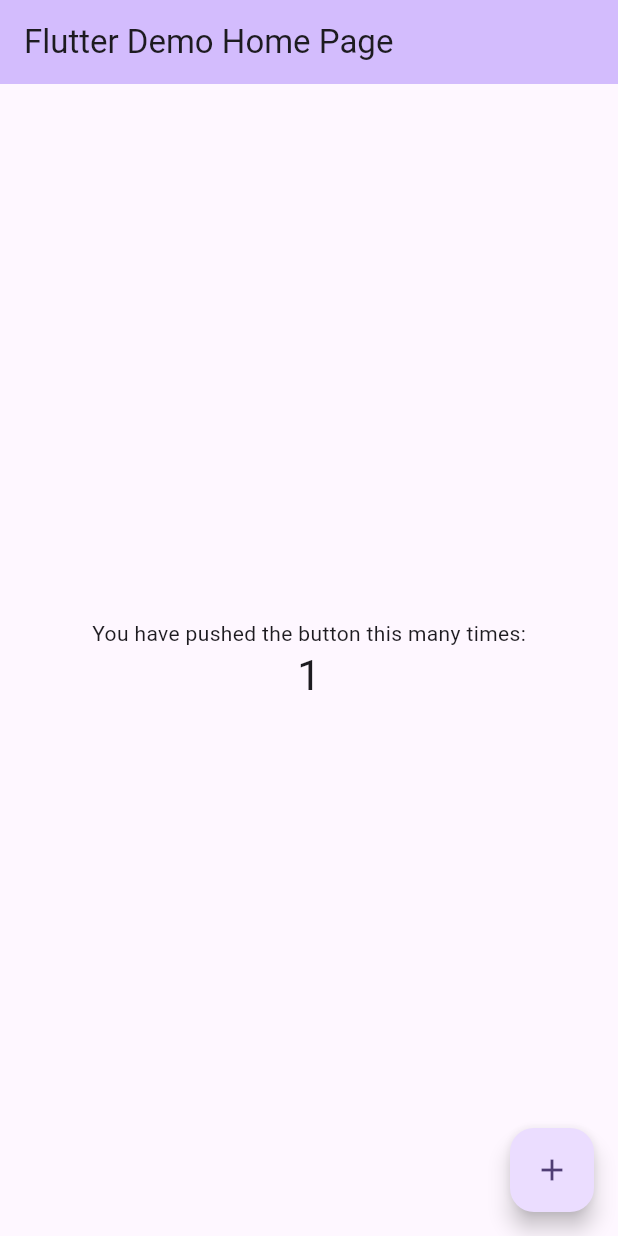
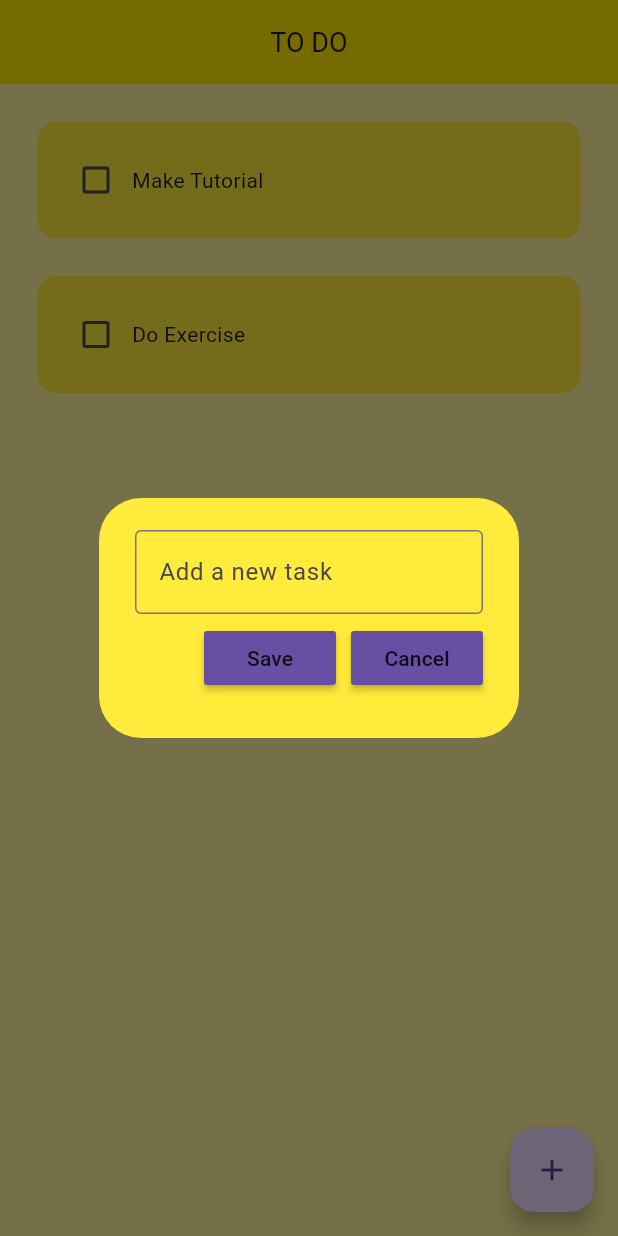
Before and after one commit to HartFinne/to_do_app_flutter, a Flutter app: the screen it shows after launch, after a tap on the "add" icon, on a phone screen of 412 x 824 dp. Run offline on Flutter 3.47's test engine with Material 3 defaults, Android fonts, the phone set to English and light mode, and no system bars; drawn by our look-alikes of flutter_slidable; our stand-ins replace hive, hive_flutter; accounts and stored records are empty.

Commit message:
done with to do app but do not understand some concept

```diff
--- /dev/null
+++ b/lib/data/database.dart
@@ -0,0 +1,26 @@
+import 'package:hive_flutter/hive_flutter.dart';
+
+class ToDoDataBase {
+  List toDoList = [];
+
+  // reference our box
+  final _myBox = Hive.box('mybox');
+
+  // run this method if this is the 1st ever opening this app
+  void createInitialData() {
+    toDoList = [
+      ["Make Tutorial", false],
+      ["Do Exercise", false]
+    ];
+  }
+
+  // load the data from database
+  void loadData() {
+    toDoList = _myBox.get("TODOLIST");
+  }
+
+  // update the database
+  void updateDataBase() {
+    _myBox.put("TODOLIST", toDoList);
+  }
+}
--- a/lib/main.dart
+++ b/lib/main.dart
@@ -1,125 +1,26 @@
 import 'package:flutter/material.dart';
+import 'package:hive_flutter/adapters.dart';
+import 'package:to_do_app/pages/home_page.dart';
 
-void main() {
+void main() async {
+  // init hive
+  await Hive.initFlutter();
+
+  //open a box
+  var box = await Hive.openBox('myBox');
+
   runApp(const MyApp());
 }
 
 class MyApp extends StatelessWidget {
   const MyApp({super.key});
 
-  // This widget is the root of your application.
   @override
   Widget build(BuildContext context) {
     return MaterialApp(
-      title: 'Flutter Demo',
-      theme: ThemeData(
-        // This is the theme of your application.
-        //
-        // TRY THIS: Try running your application with "flutter run". You'll see
-        // the application has a purple toolbar. Then, without quitting the app,
-        // try changing the seedColor in the colorScheme below to Colors.green
-        // and then invoke "hot reload" (save your changes or press the "hot
-        // reload" button in a Flutter-supported IDE, or press "r" if you used
-        // the command line to start the app).
-        //
-        // Notice that the counter didn't reset back to zero; the application
-        // state is not lost during the reload. To reset the state, use hot
-        // restart instead.
-        //
-        // This works for code too, not just values: Most code changes can be
-        // tested with just a hot reload.
-        colorScheme: ColorScheme.fromSeed(seedColor: Colors.deepPurple),
-        useMaterial3: true,
-      ),
-      home: const MyHomePage(title: 'Flutter Demo Home Page'),
+      debugShowCheckedModeBanner: false,
+      home: HomePage(),
+      theme: ThemeData(primarySwatch: Colors.yellow),
     );
   }
 }
-
-class MyHomePage extends StatefulWidget {
-  const MyHomePage({super.key, required this.title});
-
-  // This widget is the home page of your application. It is stateful, meaning
-  // that it has a State object (defined below) that contains fields that affect
-  // how it looks.
-
-  // This class is the configuration for the state. It holds the values (in this
-  // case the title) provided by the parent (in this case the App widget) and
-  // used by the build method of the State. Fields in a Widget subclass are
-  // always marked "final".
-
-  final String title;
-
-  @override
-  State<MyHomePage> createState() => _MyHomePageState();
-}
-
-class _MyHomePageState extends State<MyHomePage> {
-  int _counter = 0;
-
-  void _incrementCounter() {
-    setState(() {
-      // This call to setState tells the Flutter framework that something has
-      // changed in this State, which causes it to rerun the build method below
-      // so that the display can reflect the updated values. If we changed
-      // _counter without calling setState(), then the build method would not be
-      // called again, and so nothing would appear to happen.
-      _counter++;
-    });
-  }
-
-  @override
-  Widget build(BuildContext context) {
-    // This method is rerun every time setState is called, for instance as done
-    // by the _incrementCounter method above.
-    //
-    // The Flutter framework has been optimized to make rerunning build methods
-    // fast, so that you can just rebuild anything that needs updating rather
-    // than having to individually change instances of widgets.
-    return Scaffold(
-      appBar: AppBar(
-        // TRY THIS: Try changing the color here to a specific color (to
-        // Colors.amber, perhaps?) and trigger a hot reload to see the AppBar
-        // change color while the other colors stay the same.
-        backgroundColor: Theme.of(context).colorScheme.inversePrimary,
-        // Here we take the value from the MyHomePage object that was created by
-        // the App.build method, and use it to set our appbar title.
-        title: Text(widget.title),
-      ),
-      body: Center(
-        // Center is a layout widget. It takes a single child and positions it
-        // in the middle of the parent.
-        child: Column(
-          // Column is also a layout widget. It takes a list of children and
-          // arranges them vertically. By default, it sizes itself to fit its
-          // children horizontally, and tries to be as tall as its parent.
-          //
-          // Column has various properties to control how it sizes itself and
-          // how it positions its children. Here we use mainAxisAlignment to
-          // center the children vertically; the main axis here is the vertical
-          // axis because Columns are vertical (the cross axis would be
-          // horizontal).
-          //
-          // TRY THIS: Invoke "debug painting" (choose the "Toggle Debug Paint"
-          // action in the IDE, or press "p" in the console), to see the
-          // wireframe for each widget.
-          mainAxisAlignment: MainAxisAlignment.center,
-          children: <Widget>[
-            const Text(
-              'You have pushed the button this many times:',
-            ),
-            Text(
-              '$_counter',
-              style: Theme.of(context).textTheme.headlineMedium,
-            ),
-          ],
-        ),
-      ),
-      floatingActionButton: FloatingActionButton(
-        onPressed: _incrementCounter,
-        tooltip: 'Increment',
-        child: const Icon(Icons.add),
-      ), // This trailing comma makes auto-formatting nicer for build methods.
-    );
-  }
-}
--- /dev/null
+++ b/lib/pages/home_page.dart
@@ -0,0 +1,112 @@
+import 'package:flutter/material.dart';
+import 'package:hive/hive.dart';
+import 'package:to_do_app/data/database.dart';
+import 'package:to_do_app/util/dialog_box.dart';
+import 'package:to_do_app/util/todo_tile.dart';
+
+class HomePage extends StatefulWidget {
+  const HomePage({super.key});
+
+  @override
+  State<HomePage> createState() => _HomePageState();
+}
+
+class _HomePageState extends State<HomePage> {
+  // reference the hive box
+  final _myBox = Hive.box('mybox');
+  ToDoDataBase db = ToDoDataBase();
+
+  @override
+  void initState() {
+    // if this is the 1st time ever opening the app, then create a default data
+    if (_myBox.get("TODOLIST") == null) {
+      db.createInitialData();
+    } else {
+      // already exists data
+      db.loadData();
+    }
+    super.initState();
+  }
+
+  // text controller
+  final _controller = TextEditingController();
+
+  //list of todo task
+  //List toDoList = [];
+
+  // checkbox was tapped
+  void checkBoxChanged(bool? value, int index) {
+    setState(() {
+      db.toDoList[index][1] = !db.toDoList[index][1];
+    });
+    db.updateDataBase();
+  }
+
+  // save new task
+  void saveNewTask() {
+    setState(() {
+      db.toDoList.add([_controller.text, false]);
+      _controller.clear();
+    });
+    Navigator.of(context).pop();
+    db.updateDataBase();
+  }
+
+  // create a new task
+  void createNewTask() {
+    showDialog(
+      context: context,
+      builder: (context) {
+        return DialogBox(
+          controller: _controller,
+          onSave: saveNewTask,
+          onCancel: () => Navigator.of(context).pop(),
+        );
+      },
+    );
+  }
+
+  // delete task
+  void deleteTask(int index) {
+    setState(() {
+      db.toDoList.removeAt(index);
+    });
+    db.updateDataBase();
+  }
+
+  @override
+  Widget build(BuildContext context) {
+    return Scaffold(
+      backgroundColor: Colors.yellow[200],
+      appBar: AppBar(
+        backgroundColor: Colors.yellowAccent[400],
+        title: Text(
+          'TO DO',
+          style: TextStyle(
+            fontSize: 18,
+          ),
+        ),
+        centerTitle: true,
+      ),
+
+      // for add task button
+      floatingActionButton: FloatingActionButton(
+        onPressed: createNewTask,
+        child: Icon(Icons.add),
+      ),
+
+      // for to show the to do task
+      body: ListView.builder(
+        itemCount: db.toDoList.length,
+        itemBuilder: (context, index) {
+          return ToDoTile(
+            taskName: db.toDoList[index][0],
+            taskCompleted: db.toDoList[index][1],
+            onChanged: (value) => checkBoxChanged(value, index),
+            deleteFunction: (context) => deleteTask(index),
+          );
+        },
+      ),
+    );
+  }
+}
--- /dev/null
+++ b/lib/util/dialog_box.dart
@@ -0,0 +1,57 @@
+// ignore_for_file: prefer_const_constructors, prefer_const_literals_to_create_immutables
+
+import 'package:flutter/material.dart';
+import 'package:to_do_app/util/my_button.dart';
+
+class DialogBox extends StatelessWidget {
+  final controller;
+
+  VoidCallback onSave;
+  VoidCallback onCancel;
+
+  DialogBox({
+    super.key,
+    required this.controller,
+    required this.onSave,
+    required this.onCancel,
+  });
+
+  @override
+  Widget build(BuildContext context) {
+    return AlertDialog(
+      backgroundColor: Colors.yellow,
+      content: Container(
+        height: 120,
+        child: Column(
+          mainAxisAlignment: MainAxisAlignment.spaceEvenly,
+          children: [
+            // to get user input
+            TextField(
+              controller: controller,
+              decoration: InputDecoration(
+                border: OutlineInputBorder(),
+                hintText: "Add a new task",
+              ),
+            ),
+
+            // buttons -> save + cancel
+            Row(
+              mainAxisAlignment: MainAxisAlignment.end,
+              children: [
+                // save
+                MyButton(text: "Save", onPressed: onSave),
+
+                // for gap
+                const SizedBox(
+                  width: 10,
+                ),
+                // cancel
+                MyButton(text: "Cancel", onPressed: onCancel),
+              ],
+            )
+          ],
+        ),
+      ),
+    );
+  }
+}
--- /dev/null
+++ b/lib/util/my_button.dart
@@ -0,0 +1,21 @@
+import 'package:flutter/material.dart';
+
+class MyButton extends StatelessWidget {
+  final String text;
+  VoidCallback onPressed;
+
+  MyButton({
+    super.key,
+    required this.text,
+    required this.onPressed,
+  });
+
+  @override
+  Widget build(BuildContext context) {
+    return MaterialButton(
+      onPressed: onPressed,
+      color: Theme.of(context).primaryColor,
+      child: Text(text),
+    );
+  }
+}
--- /dev/null
+++ b/lib/util/todo_tile.dart
@@ -0,0 +1,63 @@
+import 'package:flutter/material.dart';
+import 'package:flutter_slidable/flutter_slidable.dart';
+
+class ToDoTile extends StatelessWidget {
+  final String taskName;
+  final bool taskCompleted;
+
+  Function(bool?)? onChanged;
+
+  Function(BuildContext)? deleteFunction;
+
+  ToDoTile({
+    super.key,
+    required this.taskName,
+    required this.taskCompleted,
+    required this.onChanged,
+    required this.deleteFunction,
+  });
+
+  @override
+  Widget build(BuildContext context) {
+    return Padding(
+      padding: const EdgeInsets.only(left: 25.0, right: 25.0, top: 25.0),
+      child: Slidable(
+        endActionPane: ActionPane(
+          motion: StretchMotion(),
+          children: [
+            SlidableAction(
+              onPressed: deleteFunction,
+              icon: Icons.delete,
+              backgroundColor: Colors.red,
+              borderRadius: BorderRadius.circular(12),
+            ),
+          ],
+        ),
+        child: Container(
+          padding: EdgeInsets.all(15.0),
+          decoration: BoxDecoration(
+              color: Colors.yellow, borderRadius: BorderRadius.circular(12)),
+          child: Row(
+            children: [
+              // checkbox
+              Checkbox(
+                value: taskCompleted,
+                onChanged: onChanged,
+                activeColor: Colors.black,
+              ),
+
+              // task name
+              Text(
+                taskName,
+                style: TextStyle(
+                    decoration: taskCompleted
+                        ? TextDecoration.lineThrough
+                        : TextDecoration.none),
+              ),
+            ],
+          ),
+        ),
+      ),
+    );
+  }
+}
```
Also changed, not shown: pubspec.yaml (+7 -4 lines), pubspec.lock.
